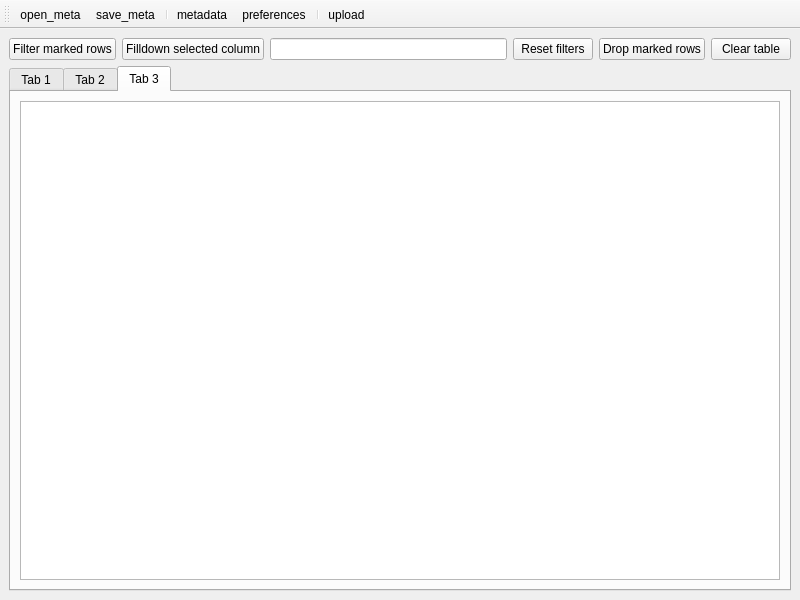
The window that ui/mw.ui (genomic-medicine-sweden/GMS-uploader) describes before a commit, drawn with Qt 5.
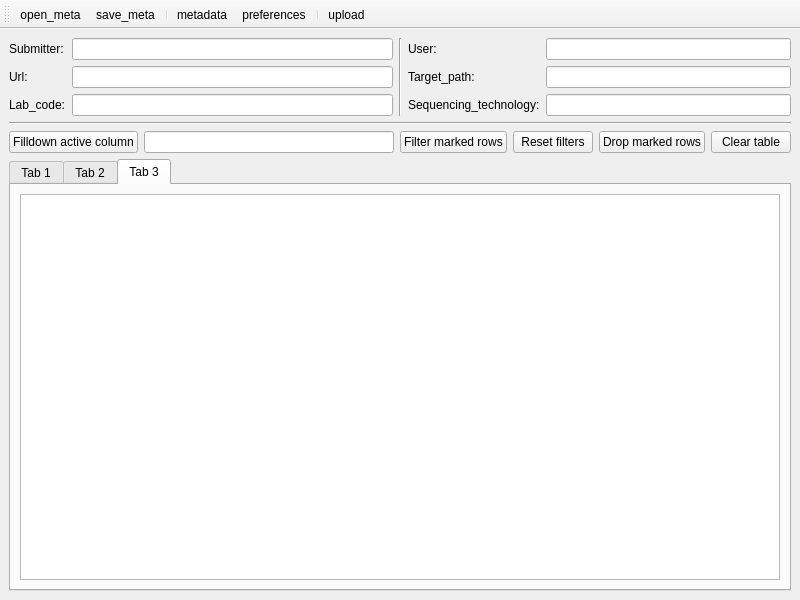
The same window after the commit. The open tabs and pages were chosen to show the change.

The edit to the form file:
```diff
--- a/ui/mw.ui
+++ b/ui/mw.ui
@@ -37,40 +37,150 @@
       </property>
       <widget class="QWidget" name="stackedWidgetPage1">
        <layout class="QVBoxLayout" name="verticalLayout_2">
+        <item>
+         <layout class="QHBoxLayout" name="horizontalLayout">
+          <item>
+           <layout class="QFormLayout" name="formLayout_3">
+            <item row="0" column="0">
+             <widget class="QLabel" name="label_2">
+              <property name="text">
+               <string>Submitter:</string>
+              </property>
+             </widget>
+            </item>
+            <item row="1" column="0">
+             <widget class="QLabel" name="label_3">
+              <property name="text">
+               <string>Url:</string>
+              </property>
+             </widget>
+            </item>
+            <item row="2" column="0">
+             <widget class="QLabel" name="label_5">
+              <property name="text">
+               <string>Lab_code:</string>
+              </property>
+             </widget>
+            </item>
+            <item row="0" column="1">
+             <widget class="QLineEdit" name="lineEdit_Submitter">
+              <property name="readOnly">
+               <bool>true</bool>
+              </property>
+             </widget>
+            </item>
+            <item row="1" column="1">
+             <widget class="QLineEdit" name="lineEdit_Url">
+              <property name="readOnly">
+               <bool>true</bool>
+              </property>
+             </widget>
+            </item>
+            <item row="2" column="1">
+             <widget class="QLineEdit" name="lineEdit_Lab_code">
+              <property name="readOnly">
+               <bool>true</bool>
+              </property>
+             </widget>
+            </item>
+           </layout>
+          </item>
+          <item>
+           <widget class="Line" name="line">
+            <property name="orientation">
+             <enum>Qt::Vertical</enum>
+            </property>
+           </widget>
+          </item>
+          <item>
+           <layout class="QFormLayout" name="formLayout_2">
+            <item row="0" column="0">
+             <widget class="QLabel" name="label">
+              <property name="text">
+               <string>User:</string>
+              </property>
+             </widget>
+            </item>
+            <item row="1" column="0">
+             <widget class="QLabel" name="label_4">
+              <property name="text">
+               <string>Target_path:</string>
+              </property>
+             </widget>
+            </item>
+            <item row="2" column="0">
+             <widget class="QLabel" name="label_6">
+              <property name="text">
+               <string>Sequencing_technology:</string>
+              </property>
+             </widget>
+            </item>
+            <item row="0" column="1">
+             <widget class="QLineEdit" name="lineEdit_User">
+              <property name="readOnly">
+               <bool>true</bool>
+              </property>
+             </widget>
+            </item>
+            <item row="1" column="1">
+             <widget class="QLineEdit" name="lineEdit_Target_path">
+              <property name="readOnly">
+               <bool>true</bool>
+              </property>
+             </widget>
+            </item>
+            <item row="2" column="1">
+             <widget class="QLineEdit" name="lineEdit_Sequencing_technology">
+              <property name="readOnly">
+               <bool>true</bool>
+              </property>
+             </widget>
+            </item>
+           </layout>
+          </item>
+         </layout>
+        </item>
+        <item>
+         <widget class="Line" name="line_2">
+          <property name="orientation">
+           <enum>Qt::Horizontal</enum>
+          </property>
+         </widget>
+        </item>
         <item>
          <layout class="QGridLayout" name="gridLayout">
-          <item row="2" column="5">
-           <widget class="QPushButton" name="pushButton_resetfilters">
-            <property name="text">
-             <string>Reset filters</string>
-            </property>
-           </widget>
-          </item>
-          <item row="2" column="1">
-           <widget class="QPushButton" name="pushButton_filldown">
-            <property name="text">
-             <string>Filldown selected column</string>
-            </property>
-           </widget>
-          </item>
-          <item row="2" column="6">
-           <widget class="QPushButton" name="pushButton_drop">
-            <property name="text">
-             <string>Drop marked rows</string>
-            </property>
-           </widget>
-          </item>
-          <item row="2" column="7">
+          <item row="2" column="8">
            <widget class="QPushButton" name="pushButton_clear">
             <property name="text">
              <string>Clear table</string>
             </property>
            </widget>
           </item>
-          <item row="2" column="3">
+          <item row="2" column="7">
+           <widget class="QPushButton" name="pushButton_drop">
+            <property name="text">
+             <string>Drop marked rows</string>
+            </property>
+           </widget>
+          </item>
+          <item row="2" column="4">
            <widget class="QLineEdit" name="lineEdit_filter"/>
           </item>
+          <item row="2" column="6">
+           <widget class="QPushButton" name="pushButton_resetfilters">
+            <property name="text">
+             <string>Reset filters</string>
+            </property>
+           </widget>
+          </item>
           <item row="2" column="0">
+           <widget class="QPushButton" name="pushButton_filldown">
+            <property name="text">
+             <string>Filldown active column</string>
+            </property>
+           </widget>
+          </item>
+          <item row="2" column="5">
            <widget class="QPushButton" name="pushButton_filtermarked">
             <property name="text">
              <string>Filter marked rows</string>
```
Left out of the diff: 2 changed lines with no effect on the pictures.
